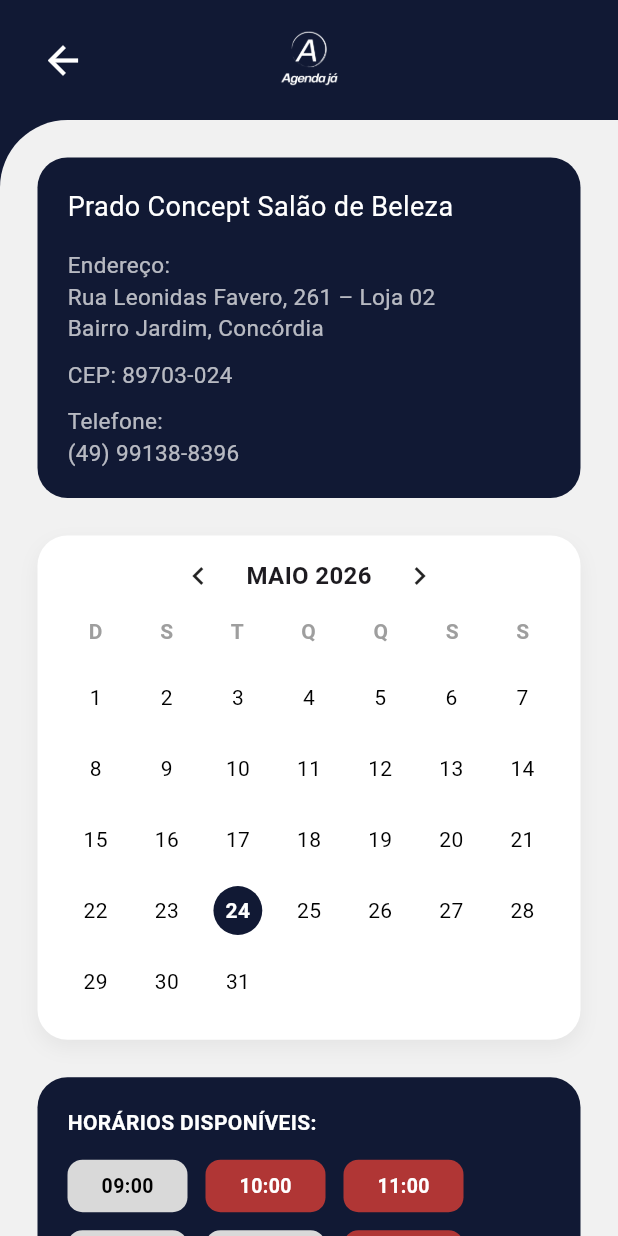
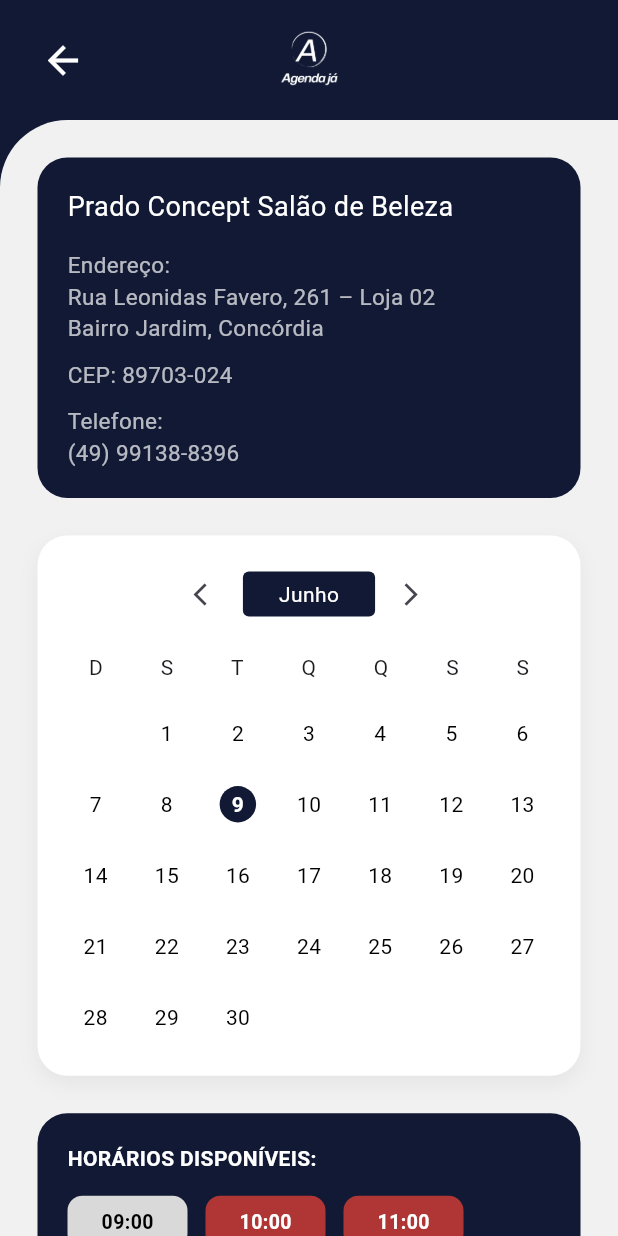
Before and after one commit to SamuVortmann/PI3-AgendaJa, a Flutter app: the AgendamentoEmpresaDetalhesPage screen opened directly, on a phone screen of 412 x 824 dp. Run offline on Flutter 3.47's test engine with Material 3 defaults, Android fonts, the phone set to English and light mode, and no system bars.

Commit message:
pg detalhes agendamento

```diff
--- a/agenda-ja/lib/main.dart
+++ b/agenda-ja/lib/main.dart
@@ -2,6 +2,7 @@
 import 'pages/primeira_pg.dart';
 import 'pages/login_pg.dart';
 import 'pages/cadastro.dart';
+import 'pages/detalhes_empresa.dart';
 
 void main() {
   runApp(const MeuApp());
@@ -18,6 +19,8 @@
       routes: {
         '/login': (context) => const LoginPg(),
         '/cadastro': (context) => const CadastroPage(),
+        '/detalhes_empresa': (context) =>
+            const AgendamentoEmpresaDetalhesPage(),
       },
 
       home: const PaginaInicial(),
--- a/agenda-ja/lib/pages/agendar.dart
+++ b/agenda-ja/lib/pages/agendar.dart
@@ -1,10 +1,8 @@
 import 'package:flutter/material.dart';
 
 class AgendarPage extends StatefulWidget {
-  // 1. Adicione o campo nomeEmpresa aqui
   final String nomeEmpresa;
 
-  // 2. Atualize o construtor para receber o nomeEmpresa
   const AgendarPage({super.key, required this.nomeEmpresa});
 
   @override
@@ -59,6 +57,12 @@
           empresa['categoria'] == _filtroSelecionado;
       return matchesBusca && matchesFiltro;
     }).toList();
+  }
+
+  @override
+  void dispose() {
+    _buscaController.dispose();
+    super.dispose();
   }
 
   @override
@@ -225,7 +229,11 @@
                                           alignment: Alignment.bottomRight,
                                           child: TextButton(
                                             onPressed: () {
-                                              // Aqui você pode usar widget.nomeEmpresa se precisar
+                                              Navigator.pushNamed(
+                                                context,
+                                                '/detalhes_empresa',
+                                                arguments: empresa,
+                                              );
                                             },
                                             child: const Text(
                                               'Detalhes',
@@ -268,3 +276,11 @@
     );
   }
 }
+
+// No seu MaterialApp, garanta que a rota esteja registrada, por exemplo:
+// routes: {
+//   '/detalhes_empresa': (context) => const DetalhesEmpresaPage(),
+// },
+//
+// Se a rota no seu projeto estiver cadastrada com barra, use '/detalhes_empresa'
+// também no Navigator.pushNamed.
--- a/agenda-ja/lib/pages/detalhes_empresa.dart
+++ b/agenda-ja/lib/pages/detalhes_empresa.dart
@@ -4,18 +4,63 @@
   const AgendamentoEmpresaDetalhesPage({super.key});
 
   @override
-  State<AgendamentoEmpresaDetalhesPage> createState() => _AgendamentoEmpresaDetalhesPageState();
+  State<AgendamentoEmpresaDetalhesPage> createState() =>
+      _AgendamentoEmpresaDetalhesPageState();
 }
 
-class _AgendamentoEmpresaDetalhesPageState extends State<AgendamentoEmpresaDetalhesPage> {
-  int diaSelecionado = 24;
+class _AgendamentoEmpresaDetalhesPageState
+    extends State<AgendamentoEmpresaDetalhesPage> {
+  int diaSelecionado = DateTime.now().day;
   String? horarioSelecionado;
 
+  int mesAtual = DateTime.now().month - 1;
+
+  final List<String> meses = [
+    'Janeiro',
+    'Fevereiro',
+    'Março',
+    'Abril',
+    'Maio',
+    'Junho',
+    'Julho',
+    'Agosto',
+    'Setembro',
+    'Outubro',
+    'Novembro',
+    'Dezembro',
+  ];
+
   final List<String> horariosDisponiveis = [
-    '09:00', '10:00', '11:00', '13:00', '14:00', '15:00', '16:00', '17:00'
+    '09:00',
+    '10:00',
+    '11:00',
+    '13:00',
+    '14:00',
+    '15:00',
+    '16:00',
+    '17:00',
   ];
 
   final List<String> horariosOcupados = ['10:00', '11:00', '15:00'];
+
+  int diasDoMes() {
+    switch (mesAtual + 1) {
+      case 2:
+        return 28;
+      case 4:
+      case 6:
+      case 9:
+      case 11:
+        return 30;
+      default:
+        return 31;
+    }
+  }
+
+  int primeiroDiaMes() {
+    DateTime data = DateTime(2026, mesAtual + 1, 1);
+    return data.weekday % 7;
+  }
 
   @override
   Widget build(BuildContext context) {
@@ -34,7 +79,11 @@
                 children: [
                   IconButton(
                     onPressed: () => Navigator.pop(context),
-                    icon: const Icon(Icons.arrow_back, color: Colors.white, size: 30),
+                    icon: const Icon(
+                      Icons.arrow_back,
+                      color: Colors.white,
+                      size: 30,
+                    ),
                   ),
                   Expanded(
                     child: Center(
@@ -46,7 +95,7 @@
                       ),
                     ),
                   ),
-                  const SizedBox(width: 48), // Espaço para equilibrar a logo
+                  const SizedBox(width: 48),
                 ],
               ),
             ),
@@ -57,7 +106,9 @@
                 width: double.infinity,
                 decoration: const BoxDecoration(
                   color: Color(0xFFF1F1F1),
-                  borderRadius: BorderRadius.only(topLeft: Radius.circular(45)),
+                  borderRadius: BorderRadius.only(
+                    topLeft: Radius.circular(45),
+                  ),
                 ),
                 child: SingleChildScrollView(
                   padding: const EdgeInsets.all(25),
@@ -76,22 +127,34 @@
                           children: const [
                             Text(
                               'Prado Concept Salão de Beleza',
-                              style: TextStyle(color: Colors.white, fontSize: 18),
+                              style: TextStyle(
+                                color: Colors.white,
+                                fontSize: 18,
+                              ),
                             ),
                             SizedBox(height: 15),
                             Text(
                               'Endereço:\nRua Leonidas Favero, 261 – Loja 02\nBairro Jardim, Concórdia',
-                              style: TextStyle(color: Colors.white70, fontSize: 15),
+                              style: TextStyle(
+                                color: Colors.white70,
+                                fontSize: 15,
+                              ),
                             ),
                             SizedBox(height: 10),
                             Text(
                               'CEP: 89703-024',
-                              style: TextStyle(color: Colors.white70, fontSize: 15),
+                              style: TextStyle(
+                                color: Colors.white70,
+                                fontSize: 15,
+                              ),
                             ),
                             SizedBox(height: 10),
                             Text(
                               'Telefone:\n(49) 99138-8396',
-                              style: TextStyle(color: Colors.white70, fontSize: 15),
+                              style: TextStyle(
+                                color: Colors.white70,
+                                fontSize: 15,
+                              ),
                             ),
                           ],
                         ),
@@ -106,53 +169,126 @@
                           color: Colors.white,
                           borderRadius: BorderRadius.circular(20),
                           boxShadow: [
-                            BoxShadow(color: Colors.black.withOpacity(0.05), blurRadius: 10, offset: const Offset(0, 5))
+                            BoxShadow(
+                              color: Colors.black.withOpacity(0.05),
+                              blurRadius: 10,
+                              offset: const Offset(0, 5),
+                            ),
                           ],
                         ),
                         child: Column(
                           children: [
                             Row(
                               mainAxisAlignment: MainAxisAlignment.center,
-                              children: const [
-                                Icon(Icons.chevron_left),
-                                SizedBox(width: 20),
-                                Text('MAIO 2026', style: TextStyle(fontWeight: FontWeight.bold, fontSize: 16)),
-                                SizedBox(width: 20),
-                                Icon(Icons.chevron_right),
+                              children: [
+                                IconButton(
+                                  onPressed: () {
+                                    setState(() {
+                                      if (mesAtual > 0) mesAtual--;
+                                    });
+                                  },
+                                  icon: const Icon(
+                                    Icons.arrow_back_ios,
+                                    size: 18,
+                                  ),
+                                ),
+                                Container(
+                                  padding: const EdgeInsets.symmetric(
+                                    horizontal: 24,
+                                    vertical: 5,
+                                  ),
+                                  decoration: BoxDecoration(
+                                    color: const Color(0xFF111934),
+                                    borderRadius: BorderRadius.circular(4),
+                                  ),
+                                  child: Text(
+                                    meses[mesAtual],
+                                    style: const TextStyle(
+                                      color: Colors.white,
+                                    ),
+                                  ),
+                                ),
+                                IconButton(
+                                  onPressed: () {
+                                    setState(() {
+                                      if (mesAtual < 11) mesAtual++;
+                                    });
+                                  },
+                                  icon: const Icon(
+                                    Icons.arrow_forward_ios,
+                                    size: 18,
+                                  ),
+                                ),
                               ],
                             ),
+
                             const SizedBox(height: 15),
-                            // Dias da semana
-                            Row(
-                              mainAxisAlignment: MainAxisAlignment.spaceAround,
-                              children: const ['D', 'S', 'T', 'Q', 'Q', 'S', 'S']
-                                  .map((d) => Text(d, style: const TextStyle(color: Colors.grey, fontWeight: FontWeight.bold)))
-                                  .toList(),
+
+                            const Row(
+                              mainAxisAlignment:
+                                  MainAxisAlignment.spaceAround,
+                              children: [
+                                Text('D'),
+                                Text('S'),
+                                Text('T'),
+                                Text('Q'),
+                                Text('Q'),
+                                Text('S'),
+                                Text('S'),
+                              ],
                             ),
+
                             const SizedBox(height: 10),
-                            // Grade de dias (Simplificada para o exemplo)
+
                             GridView.builder(
                               shrinkWrap: true,
-                              physics: const NeverScrollableScrollPhysics(),
-                              gridDelegate: const SliverGridDelegateWithFixedCrossAxisCount(crossAxisCount: 7),
-                              itemCount: 31,
+                              physics:
+                                  const NeverScrollableScrollPhysics(),
+                              itemCount:
+                                  diasDoMes() + primeiroDiaMes(),
+                              gridDelegate:
+                                  const SliverGridDelegateWithFixedCrossAxisCount(
+                                crossAxisCount: 7,
+                                childAspectRatio: 1,
+                              ),
                               itemBuilder: (context, index) {
-                                int dia = index + 1;
-                                bool isSelecionado = dia == diaSelecionado;
+                                if (index < primeiroDiaMes()) {
+                                  return const SizedBox();
+                                }
+
+                                int dia =
+                                    index - primeiroDiaMes() + 1;
+
+                                bool isSelecionado =
+                                    dia == diaSelecionado;
+
                                 return Center(
                                   child: GestureDetector(
-                                    onTap: () => setState(() => diaSelecionado = dia),
+                                    onTap: () {
+                                      setState(() {
+                                        diaSelecionado = dia;
+                                      });
+                                    },
                                     child: Container(
-                                      padding: const EdgeInsets.all(8),
+                                      padding:
+                                          const EdgeInsets.all(8),
                                       decoration: BoxDecoration(
-                                        color: isSelecionado ? const Color(0xFF111934) : Colors.transparent,
+                                        color: isSelecionado
+                                            ? const Color(
+                                                0xFF111934)
+                                            : Colors.transparent,
                                         shape: BoxShape.circle,
                                       ),
                                       child: Text(
                                         '$dia',
                                         style: TextStyle(
-                                          color: isSelecionado ? Colors.white : Colors.black,
-                                          fontWeight: isSelecionado ? FontWeight.bold : FontWeight.normal,
+                                          color: isSelecionado
+                                              ? Colors.white
+                                              : Colors.black,
+                                          fontWeight:
+                                              isSelecionado
+                                                  ? FontWeight.bold
+                                                  : FontWeight.normal,
                                         ),
                                       ),
                                     ),
@@ -166,7 +302,7 @@
 
                       const SizedBox(height: 25),
 
-                      // SELETOR DE HORÁRIOS MODERNO
+                      // HORÁRIOS
                       Container(
                         width: double.infinity,
                         padding: const EdgeInsets.all(20),
@@ -175,22 +311,34 @@
                           borderRadius: BorderRadius.circular(20),
                         ),
                         child: Column(
-                          crossAxisAlignment: CrossAxisAlignment.start,
+                          crossAxisAlignment:
+                              CrossAxisAlignment.start,
                           children: [
                             const Text(
                               'HORÁRIOS DISPONÍVEIS:',
-                              style: TextStyle(color: Colors.white, fontWeight: FontWeight.bold),
+                              style: TextStyle(
+                                color: Colors.white,
+                                fontWeight: FontWeight.bold,
+                              ),
                             ),
                             const SizedBox(height: 15),
                             Wrap(
                               spacing: 12,
                               runSpacing: 12,
                               children: horariosDisponiveis.map((h) {
-                                bool isOcupado = horariosOcupados.contains(h);
-                                bool isSelecionado = h == horarioSelecionado;
+                                bool isOcupado =
+                                    horariosOcupados.contains(h);
+                                bool isSelecionado =
+                                    h == horarioSelecionado;
 
                                 return GestureDetector(
-                                  onTap: isOcupado ? null : () => setState(() => horarioSelecionado = h),
+                                  onTap: isOcupado
+                                      ? null
+                                      : () {
+                                          setState(() {
+                                            horarioSelecionado = h;
+                                          });
+                                        },
                                   child: Container(
                                     width: 80,
                                     height: 35,
@@ -198,14 +346,22 @@
                                     decoration: BoxDecoration(
                                       color: isOcupado
                                           ? Colors.red.withOpacity(0.7)
-                                          : (isSelecionado ? Colors.green : const Color(0xFFD9D9D9)),
-                                      borderRadius: BorderRadius.circular(10),
+                                          : (isSelecionado
+                                              ? Colors.green
+                                              : const Color(
+                                                  0xFFD9D9D9)),
+                                      borderRadius:
+                                          BorderRadius.circular(10),
                                     ),
                                     child: Text(
                                       h,
                                       style: TextStyle(
-                                        color: isOcupado || isSelecionado ? Colors.white : Colors.black,
-                                        fontWeight: FontWeight.bold,
+                                        color: isOcupado ||
+                                                isSelecionado
+                                            ? Colors.white
+                                            : Colors.black,
+                                        fontWeight:
+                                            FontWeight.bold,
                                         fontSize: 13,
                                       ),
                                     ),
@@ -219,16 +375,23 @@
                                 width: 200,
                                 height: 40,
                                 child: ElevatedButton(
-                                  onPressed: horarioSelecionado == null ? null : () {
-                                    // Ação de agendar
-                                  },
+                                  onPressed:
+                                      horarioSelecionado == null
+                                          ? null
+                                          : () {},
                                   style: ElevatedButton.styleFrom(
                                     backgroundColor: Colors.green,
-                                    shape: RoundedRectangleBorder(borderRadius: BorderRadius.circular(10)),
+                                    shape: RoundedRectangleBorder(
+                                      borderRadius:
+                                          BorderRadius.circular(10),
+                                    ),
                                   ),
                                   child: const Text(
                                     'Escolher horário',
-                                    style: TextStyle(color: Colors.white, fontWeight: FontWeight.bold),
+                                    style: TextStyle(
+                                      color: Colors.white,
+                                      fontWeight: FontWeight.bold,
+                                    ),
                                   ),
                                 ),
                               ),
```
